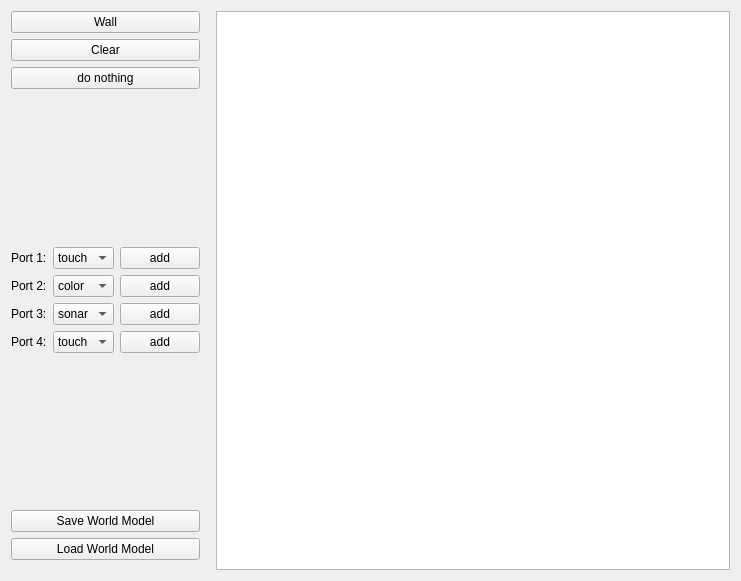
First picture: the form in qrgui/interpreters/robots/details/d2RobotModel/d2Form.ui, repository qreal/qreal, before the edit.
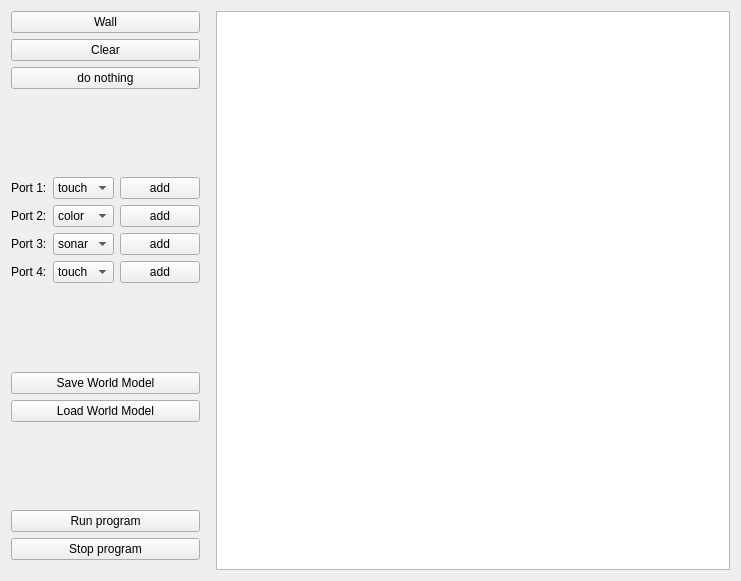
Second picture: the form after the edit.

Commit message: added buttons to run/stop program inside 2D model widget. also some minor usability fixes

Patch:
```diff
--- a/qrgui/interpreters/robots/details/d2RobotModel/d2Form.ui
+++ b/qrgui/interpreters/robots/details/d2RobotModel/d2Form.ui
@@ -232,6 +232,19 @@
        </item>
       </layout>
      </item>
+     <item row="10" column="0">
+      <spacer name="verticalSpacer_3">
+       <property name="orientation">
+        <enum>Qt::Vertical</enum>
+       </property>
+       <property name="sizeHint" stdset="0">
+        <size>
+         <width>20</width>
+         <height>40</height>
+        </size>
+       </property>
+      </spacer>
+     </item>
      <item row="8" column="0">
       <widget class="QPushButton" name="saveWorldModelPushButton">
        <property name="text">
@@ -246,6 +259,20 @@
        </property>
       </widget>
      </item>
+     <item row="11" column="0">
+      <widget class="QPushButton" name="runButton">
+       <property name="text">
+        <string>Run program</string>
+       </property>
+      </widget>
+     </item>
+     <item row="12" column="0">
+      <widget class="QPushButton" name="stopButton">
+       <property name="text">
+        <string>Stop program</string>
+       </property>
+      </widget>
+     </item>
     </layout>
    </item>
    <item row="0" column="9">
```
The commit also changes 6 other files.
